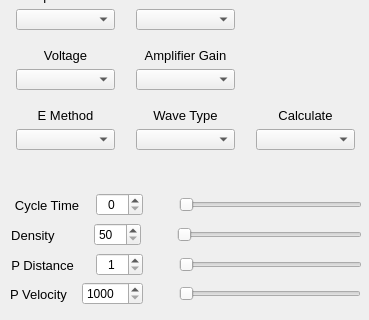
Qt form control_dialog.ui (ndtmike/Veelinx) before a commit; both pictures show x 0 to 369 and y 188 to 508 of the 369 by 508 pixel window.
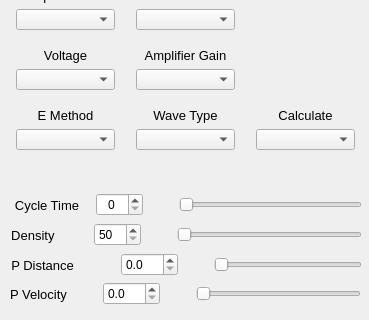
The same form after that commit.

Commit message: Double slider implementation

What changed in the file:
```diff
--- a/control_dialog.ui
+++ b/control_dialog.ui
@@ -635,23 +635,17 @@
         </property>
        </widget>
       </item>
+     </layout>
+    </item>
       <item>
-       <widget class="QSpinBox" name="PDistanceSpinBox">
-        <property name="layoutDirection">
-         <enum>Qt::LeftToRight</enum>
-        </property>
-        <property name="alignment">
-         <set>Qt::AlignCenter</set>
-        </property>
-        <property name="minimum">
+     <widget class="QDoubleSpinBox" name="doubleSpinBoxDistance">
+      <property name="decimals">
          <number>1</number>
         </property>
-        <property name="maximum">
-         <number>600</number>
-        </property>
-       </widget>
-      </item>
-     </layout>
+      <property name="singleStep">
+       <double>0.100000000000000</double>
+      </property>
+     </widget>
     </item>
     <item>
      <widget class="QSlider" name="horizontalSliderPDistance">
@@ -701,17 +695,14 @@
         </property>
        </widget>
       </item>
+     </layout>
+    </item>
       <item>
-       <widget class="QSpinBox" name="PVelocitySpinBox">
-        <property name="minimum">
-         <number>1000</number>
-        </property>
-        <property name="maximum">
-         <number>40000</number>
-        </property>
-       </widget>
-      </item>
-     </layout>
+     <widget class="QDoubleSpinBox" name="doubleSpinBoxVelocity">
+      <property name="decimals">
+       <number>1</number>
+      </property>
+     </widget>
     </item>
     <item>
      <widget class="QSlider" name="horizontalSliderPVelocity">
```
Lines whose indentation alone changed are shown as unchanged. The commit also changes 6 other files.
